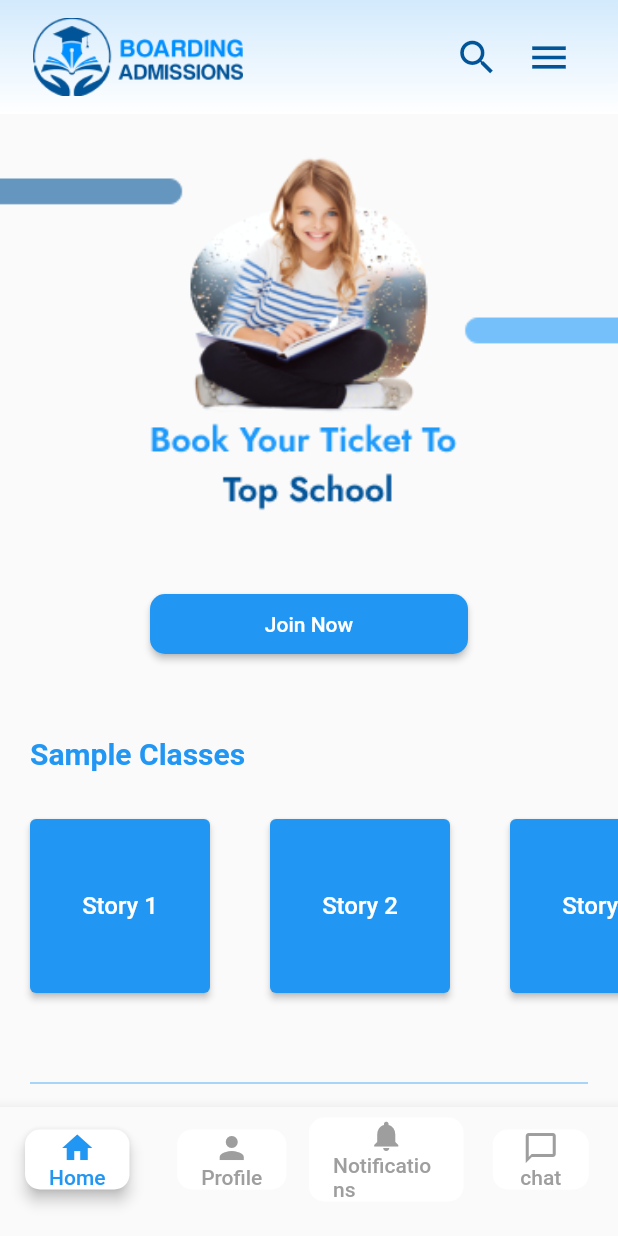
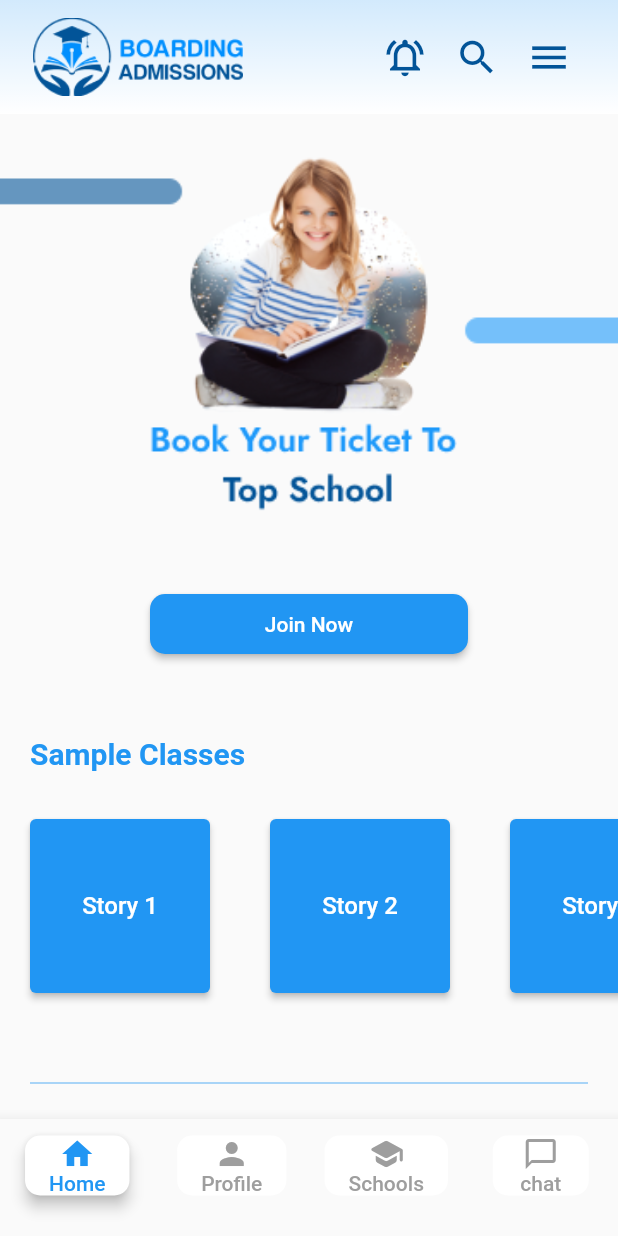
Before and after one commit to sbadoni21/boardingadmissions, a Flutter app: the HomePage screen opened directly, on a phone screen of 412 x 824 dp. Run offline on Flutter 3.47's test engine with Material 2 defaults, Android fonts, the phone set to English and light mode, and no system bars; drawn by our look-alikes of carousel_slider; our stand-ins replace cloud_firestore, email_validator, firebase_auth, firebase_core, firebase_storage, google_sign_in and 6 more; missing offline and left inert: syncfusion_flutter_pdfviewer; accounts and stored records are empty; network calls fail.

Commit message:
changes in chat boot, nav and side menu bar

```diff
--- a/lib/components/appbar.dart
+++ b/lib/components/appbar.dart
@@ -1,3 +1,4 @@
+import 'package:boardingadmissions/views/notification.dart';
 import 'package:boardingadmissions/views/side_menu_bar.dart';
 import 'package:boardingadmissions/views/search_page.dart';
 
@@ -44,6 +45,20 @@ class CustomAppBar extends StatelessWidget implements PreferredSizeWidget {
               child: Row(
                 children: [
                   IconButton(
+                    icon: Icon(
+                      Icons.notifications_active_outlined,
+                      size: 30,
+                      color: Color.fromRGBO(2, 84, 152, 1),
+                    ),
+                    onPressed: () {
+                      Navigator.push(
+                          context,
+                          MaterialPageRoute(
+                              builder: (context) => NotificationPage()));
+                      // Handle notifications icon press
+                    },
+                  ),
+                  IconButton(
                     icon: const Icon(
                       Icons.search,
                       size: 30,
@@ -53,7 +68,7 @@ class CustomAppBar extends StatelessWidget implements PreferredSizeWidget {
                       Navigator.push(
                           context,
                           MaterialPageRoute(
-                              builder: (context) =>  SearchBarButton()));
+                              builder: (context) => SearchBarButton()));
                       // Handle notifications icon press
                     },
                   ),
--- a/lib/models/sidemenu_assets.dart
+++ b/lib/models/sidemenu_assets.dart
@@ -1,3 +1,4 @@
+import 'package:boardingadmissions/views/chat.dart';
 import 'package:boardingadmissions/views/home_page.dart';
 import 'package:boardingadmissions/views/search_page.dart';
 import 'package:flutter/material.dart';
@@ -17,7 +18,7 @@ List<Map<String, dynamic>> sideMenuItems = [
     "key": "settings",
     'route': () {}
   },
-  {"icon": Icons.chat, "text": "Chat", "key": "chat", 'route': () {}},
+  {"icon": Icons.chat, "text": "Chat", "key": "chat", 'route':Chat()},
   {
     "icon": Icons.logout,
     "text": "Logout",
--- a/lib/views/chat.dart
+++ b/lib/views/chat.dart
@@ -1,3 +1,4 @@
+import 'package:boardingadmissions/components/appbar_with_backbtn.dart';
 import 'package:flutter/material.dart' hide VoidCallback;
 import 'package:flutter/widgets.dart' show VoidCallback;
 
@@ -30,6 +31,7 @@ class ChatState extends State<Chat> {
   Widget build(BuildContext context) {
     return SafeArea(
       child: Scaffold(
+        appBar: CustomAppBarWithBackButton(),
         body: ListView(
           children: [
             Column(
--- a/lib/views/chatapp.dart
+++ b/lib/views/chatapp.dart
@@ -18,7 +18,6 @@ class _ChatAppState extends State<ChatApp> {
   @override
   Widget build(BuildContext context) {
     return Scaffold(
-      appBar: const CustomAppBarWithBackButton(),
       body: _buildUserList(),
     );
   }
--- a/lib/views/home_page.dart
+++ b/lib/views/home_page.dart
@@ -1,15 +1,14 @@
-
 import 'package:boardingadmissions/components/appbar.dart';
 import 'package:boardingadmissions/components/dreamschool_component.dart';
 import 'package:boardingadmissions/components/sample_classes.dart';
 import 'package:boardingadmissions/views/chat.dart';
 import 'package:boardingadmissions/views/chatapp.dart';
 import 'package:boardingadmissions/views/profile_page.dart';
+import 'package:boardingadmissions/views/schools_bottomNav.dart';
 import 'package:carousel_slider/carousel_slider.dart';
 import 'package:cloud_firestore/cloud_firestore.dart';
 import 'package:flutter/material.dart';
 import 'package:firebase_auth/firebase_auth.dart';
-
 
 class FaqItem {
   final String question;
@@ -116,19 +115,13 @@ class HomePageState extends State<HomePage> with WidgetsBindingObserver {
   Widget homeScreenPage() {
     return SafeArea(
       child: Scaffold(
-        appBar:  CustomAppBar(),
-        body: IndexedStack(
-          index: _currentIndex,
-          children: [
-            buildHomePage(),
-             ProfilePage(),
-             ChatApp(),
-            Chat(), // Replace with your SettingsScreen
-            ProfilePage(),
-             ChatApp(),
-           Chat(), // Replace with your SettingsScreen
-          ],
-        ),
+        appBar: CustomAppBar(),
+        body: IndexedStack(index: _currentIndex, children: [
+          buildHomePage(),
+          ProfilePage(),
+          Schools(),
+          ChatApp(),
+        ]),
         bottomNavigationBar: BottomNavigationBar(
           type: BottomNavigationBarType.fixed,
           selectedItemColor: Colors.blue,
@@ -214,9 +207,9 @@ class HomePageState extends State<HomePage> with WidgetsBindingObserver {
                 ),
                 child: Column(
                   children: [
-                    Icon(Icons.notifications,
+                    Icon(Icons.school_rounded,
                         color: _currentIndex == 2 ? Colors.blue : Colors.grey),
-                    Text("Notifications",
+                    Text("Schools",
                         style: TextStyle(
                             color:
                                 _currentIndex == 2 ? Colors.blue : Colors.grey))
--- /dev/null
+++ b/lib/views/schools_bottomNav.dart
@@ -0,0 +1,15 @@
+import 'package:flutter/material.dart';
+
+class Schools extends StatefulWidget {
+  const Schools({super.key});
+
+  @override
+  State<Schools> createState() => _SchoolsState();
+}
+
+class _SchoolsState extends State<Schools> {
+  @override
+  Widget build(BuildContext context) {
+    return const Placeholder();
+  }
+}
```
Also changed, not shown: lib/main.dart (+19 -19 lines).
